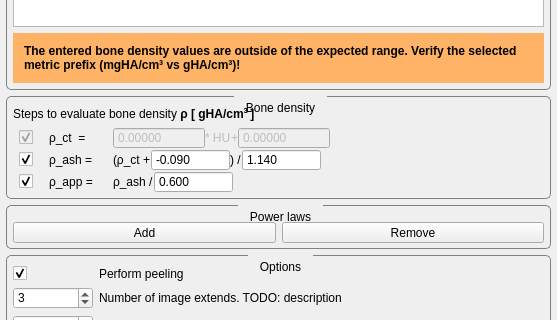
Above: Plugins/ch.zhaw.materialmapping/src/internal/MaterialMappingViewControls.ui from araex/mitk-gem before the change; both pictures show x 0 to 557 and y 296 to 616 of the 557 by 1078 pixel window. Below: the same form after it.
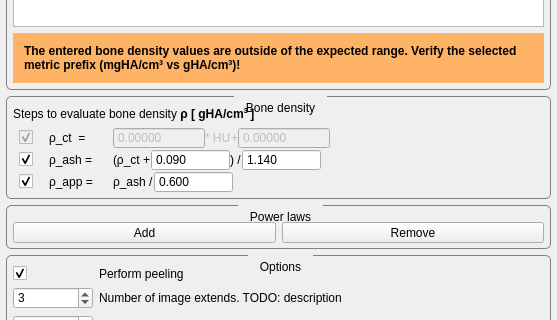
That is the form after the change. Custom widgets are drawn as their Qt base class.

Commit message: changed default rho_ash conversion constant

What changed in the file:
```diff
--- a/Plugins/ch.zhaw.materialmapping/src/internal/MaterialMappingViewControls.ui
+++ b/Plugins/ch.zhaw.materialmapping/src/internal/MaterialMappingViewControls.ui
@@ -854,7 +854,7 @@
                       <double>0.010000000000000</double>
                      </property>
                      <property name="value">
-                      <double>-0.090000000000000</double>
+                      <double>0.090000000000000</double>
                      </property>
                     </widget>
                    </item>
```
